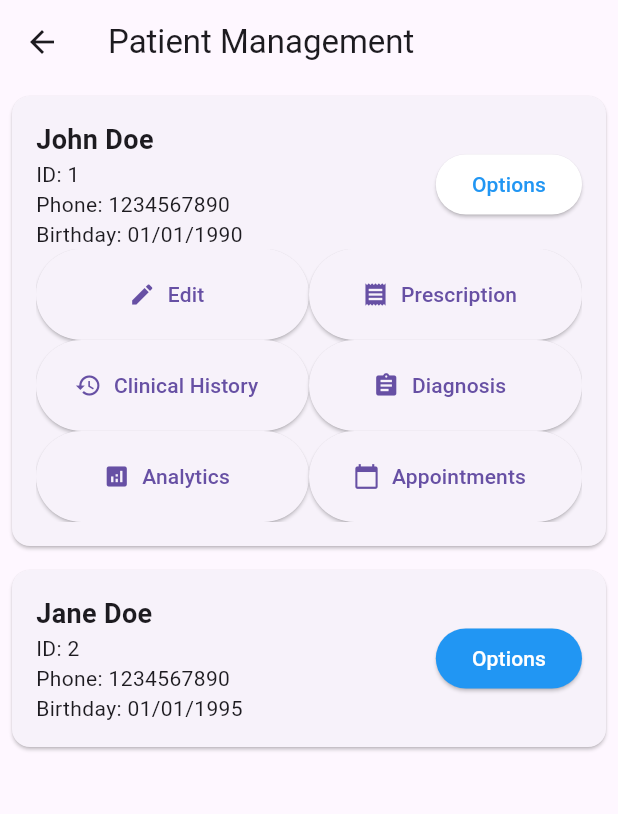
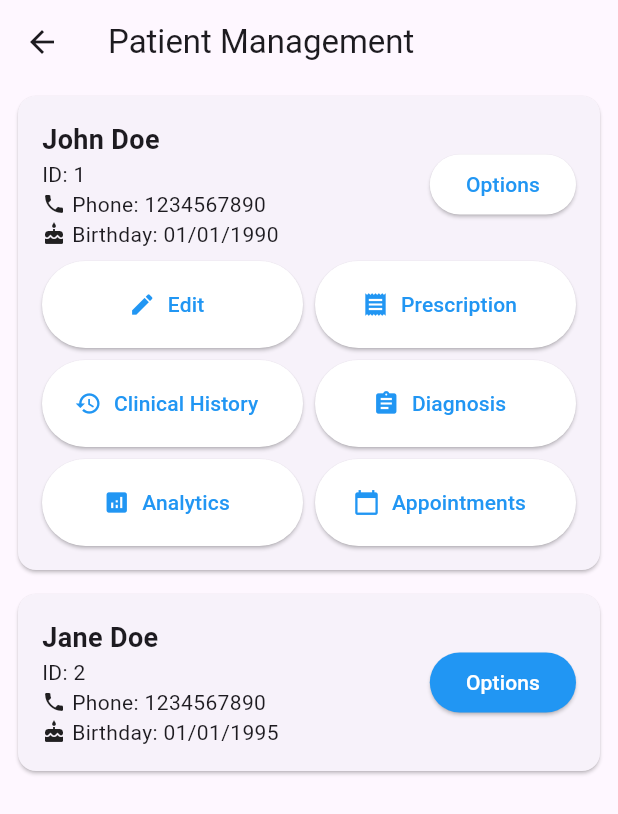
Before and after one commit to MindTrack-WX64/MInd_Track_App_Flutter, a Flutter app: the PatientManagementPage screen opened directly with empty values, after a tap on "Options", on a phone screen of 412 x 824 dp. Shown: the top 814 px of the screen. Run offline on Flutter 3.47's test engine with Material 3 defaults, Android fonts, the phone set to English and light mode, and no system bars.

Commit message:
Update patient_management.dart

```diff
--- a/lib/patient-management/ui/pages/patient_management.dart
+++ b/lib/patient-management/ui/pages/patient_management.dart
@@ -15,12 +15,11 @@ class PatientManagementPage extends StatefulWidget {
   _PatientManagementPageState createState() => _PatientManagementPageState();
 }
 
-class _PatientManagementPageState extends State<PatientManagementPage> with SingleTickerProviderStateMixin {
+class _PatientManagementPageState extends State<PatientManagementPage> {
   late PatientService _patientService;
   List<Patient> _patients = [];
   bool _isLoading = true;
   Map<int, bool> _showOptions = {};
-  Map<int, AnimationController> _animationControllers = {};
 
   @override
   void initState() {
@@ -31,7 +30,6 @@ class _PatientManagementPageState extends State<PatientManagementPage> with Sing
 
   Future<void> _fetchPatients() async {
     try {
-      //List<Patient> patients = await _patientService.findByProfessionalId(widget.professionalId);
       List<Patient> patients = [
         Patient(
           id: 1,
@@ -66,13 +64,6 @@ class _PatientManagementPageState extends State<PatientManagementPage> with Sing
         _patients = patients;
         _isLoading = false;
         _showOptions = {for (var patient in patients) patient.id: false};
-        _animationControllers = {
-          for (var patient in patients)
-            patient.id: AnimationController(
-              vsync: this,
-              duration: Duration(milliseconds: 300),
-            )
-        };
       });
     } catch (e) {
       setState(() {
@@ -80,14 +71,6 @@ class _PatientManagementPageState extends State<PatientManagementPage> with Sing
       });
     }
   }
-  @override
-  void dispose() {
-    for (var controller in _animationControllers.values) {
-      controller.dispose();
-    }
-    super.dispose();
-  }
-
 
   @override
   Widget build(BuildContext context) {
@@ -100,7 +83,7 @@ class _PatientManagementPageState extends State<PatientManagementPage> with Sing
         itemBuilder: (context, index) {
           final patient = _patients[index];
           return Card(
-            margin: EdgeInsets.all(8.0),
+            margin: EdgeInsets.symmetric(horizontal: 12.0, vertical: 8.0),
             child: Padding(
               padding: EdgeInsets.all(16.0),
               child: Column(
@@ -114,21 +97,26 @@ class _PatientManagementPageState extends State<PatientManagementPage> with Sing
                         children: [
                           Text('${patient.name} ${patient.lastName}', style: TextStyle(fontSize: 18, fontWeight: FontWeight.bold)),
                           Text('ID: ${patient.id}'),
+                          Row(
+                            children: [
+                              Icon(Icons.phone, size: 16),
+                              SizedBox(width: 4),
                               Text('Phone: ${patient.phone}'),
+                            ],
+                          ),
+                          Row(
+                            children: [
+                              Icon(Icons.cake, size: 16),
+                              SizedBox(width: 4),
                               Text('Birthday: ${patient.birthDay}'),
                             ],
                           ),
-                      AnimatedContainer(
-                        duration: Duration(milliseconds: 300),
-                        child: ElevatedButton(
+                        ],
+                      ),
+                      ElevatedButton(
                         onPressed: () {
                           setState(() {
                             _showOptions[patient.id] = !(_showOptions[patient.id] ?? false);
-                              if (_showOptions[patient.id]!) {
-                                _animationControllers[patient.id]?.forward();
-                              } else {
-                                _animationControllers[patient.id]?.reverse();
-                              }
                           });
                         },
                         style: ElevatedButton.styleFrom(
@@ -137,16 +125,17 @@ class _PatientManagementPageState extends State<PatientManagementPage> with Sing
                         ),
                         child: Text('Options'),
                       ),
-                      ),
                     ],
                   ),
-                  SizeTransition(
-                    sizeFactor: _animationControllers[patient.id]?.drive(CurveTween(curve: Curves.easeInOut)) ?? AlwaysStoppedAnimation(0.0),
-                    child: GridView.count(
+                  if (_showOptions[patient.id] ?? false) ...[
+                    SizedBox(height: 8.0), // Margin above the buttons
+                    GridView.count(
                       crossAxisCount: 2,
                       childAspectRatio: 3,
                       shrinkWrap: true,
                       physics: NeverScrollableScrollPhysics(),
+                      mainAxisSpacing: 8.0,
+                      crossAxisSpacing: 8.0,
                       children: [
                         _buildActionButton('Edit', Icons.edit, patient.id),
                         _buildActionButton('Prescription', Icons.receipt, patient.id),
@@ -156,7 +145,7 @@ class _PatientManagementPageState extends State<PatientManagementPage> with Sing
                         _buildActionButton('Appointments', Icons.calendar_today, patient.id),
                       ],
                     ),
-                  ),
+                  ],
                 ],
               ),
             ),
@@ -198,8 +187,11 @@ class _PatientManagementPageState extends State<PatientManagementPage> with Sing
           // Handle other button presses
         }
       },
-      icon: Icon(icon),
-      label: Text(text),
+      icon: Icon(icon, color: Colors.blue),
+      label: Text(text, style: TextStyle(color: Colors.blue)),
+      style: ElevatedButton.styleFrom(
+        backgroundColor: Colors.white, // Button background color
+      ),
     );
   }
 }
```
Lines whose indentation alone changed are shown as unchanged.
